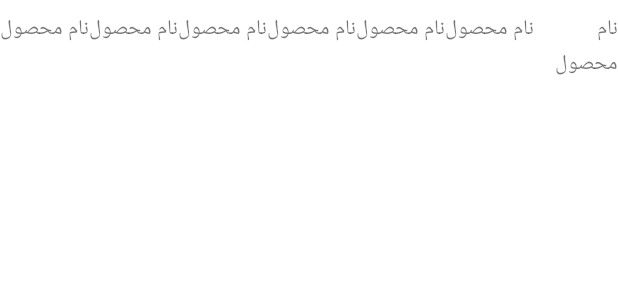
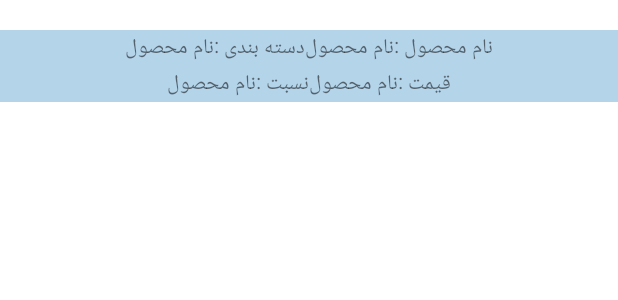
Before and after one commit to moeeenn/accountantApp, an Android app: the layout recycler_layout.xml on its own in the app's theme, with its tools: preview values and no code run, on a phone screen of 412 x 824 dp. Shown: the top 300 px of the screen. Run offline under Robolectric (Android 15) with nearby library versions, the phone set to English and light mode, and no system bars.

Commit message:
initial commit

```diff
--- a/app/src/main/java/com/example/myapplication1234/Retrofit/IRetrofit.java
+++ b/app/src/main/java/com/example/myapplication1234/Retrofit/IRetrofit.java
@@ -2,6 +2,7 @@ package com.example.myapplication1234.Retrofit;
 
 
 import com.example.myapplication1234.Model.get_category;
+import com.example.myapplication1234.Model.get_products;
 import com.example.myapplication1234.Model.test;
 
 import java.util.List;
@@ -34,4 +35,8 @@ public interface IRetrofit {
     @POST("add_product.php")
     Call<ResponseBody> add_product(@Query("text") String text,@Query("price") int price,
                                    @Query("num") int num,@Query("c_id") int c_id);
+
+    // set product list
+    @POST("get_products.php")
+    Call<List<get_products>> set_product_list();
 }
--- a/app/src/main/res/layout/activity_main.xml
+++ b/app/src/main/res/layout/activity_main.xml
@@ -26,6 +26,7 @@
             android:layout_height="70dp"/>
         <Button
             android:layout_width="200dp"
+            android:id="@+id/btn3"
             android:backgroundTint="@color/color2"
             android:textColor="@color/black"
             android:text="@string/btn_product_list"
--- a/app/src/main/res/layout/activity_products_list.xml
+++ b/app/src/main/res/layout/activity_products_list.xml
@@ -11,7 +11,7 @@
   <androidx.recyclerview.widget.RecyclerView
       android:layout_width="match_parent"
       android:layout_height="match_parent"
-    android:id="@+id/recyclerView"
+      android:id="@+id/recyclerview"
     />
 
   </LinearLayout>
--- a/app/src/main/res/layout/recycler_layout.xml
+++ b/app/src/main/res/layout/recycler_layout.xml
@@ -8,20 +8,23 @@
     android:orientation="vertical"
     tools:context=".products_list_activity"
     android:id="@+id/linear"
+    android:gravity="right"
+    android:layoutDirection="rtl"
+    android:layout_marginTop="20dp"
+    android:background="#B4D4EA"
     >
 
     <LinearLayout
+        android:orientation="horizontal"
+        android:layout_height="match_parent"
         android:layout_width="match_parent"
-        android:layout_height="wrap_content"
-        android:orientation="horizontal"
-        android:layout_marginTop="7dp"
-        android:backgroundTint="@color/color2"
-        android:gravity="right"
+        android:gravity="center"
         >
         <TextView
             android:layout_width="wrap_content"
             android:layout_height="wrap_content"
-            android:text="@string/input_product_name"
+            android:gravity="center"
+            android:text="@string/product_name"
             />
         <TextView
             android:layout_width="wrap_content"
@@ -32,18 +35,24 @@
         <TextView
             android:layout_width="wrap_content"
             android:layout_height="wrap_content"
-            android:text="@string/input_product_name"
+            android:text="@string/category"
             />
         <TextView
             android:layout_width="wrap_content"
-            android:id="@+id/product_c_id"
+            android:id="@+id/product_c_name"
             android:layout_height="wrap_content"
             android:text="@string/input_product_name"
             />
+    </LinearLayout>
+        <LinearLayout
+            android:gravity="center"
+            android:layout_width="match_parent"
+            android:layout_height="match_parent"
+            android:orientation="horizontal">
         <TextView
             android:layout_width="wrap_content"
             android:layout_height="wrap_content"
-            android:text="@string/input_product_name"
+            android:text="@string/price"
             />
         <TextView
             android:layout_width="wrap_content"
@@ -54,7 +63,7 @@
         <TextView
             android:layout_width="wrap_content"
             android:layout_height="wrap_content"
-            android:text="@string/input_product_name"
+            android:text="@string/num"
             />
         <TextView
             android:layout_width="wrap_content"
@@ -63,8 +72,6 @@
             android:text="@string/input_product_name"
             />
 
-
-
-    </LinearLayout>
+    </LinearLayout>>
 
 </LinearLayout>
--- a/app/src/main/res/values/strings.xml
+++ b/app/src/main/res/values/strings.xml
@@ -9,7 +9,10 @@
     <string name="input_product_name">نام محصول</string>
     <string name="input_product_price">قیمت محصول</string>
     <string name="input_product_num">به ازای هر تعداد/گرم</string>
-
+    <string name="product_name">نام محصول : </string>
+    <string name="category">دسته بندی : </string>
+    <string name="price">قیمت : </string>
+    <string name="num">نسبت : </string>
 
 
 
```
Also changed, not shown: app/src/main/java/com/example/myapplication1234/Adapters/Product_list_adapter.java (+5 -5 lines), app/src/main/java/com/example/myapplication1234/MainActivity.java (+10 -1 lines), app/src/main/java/com/example/myapplication1234/products_list_activity.java (+30 -5 lines).
